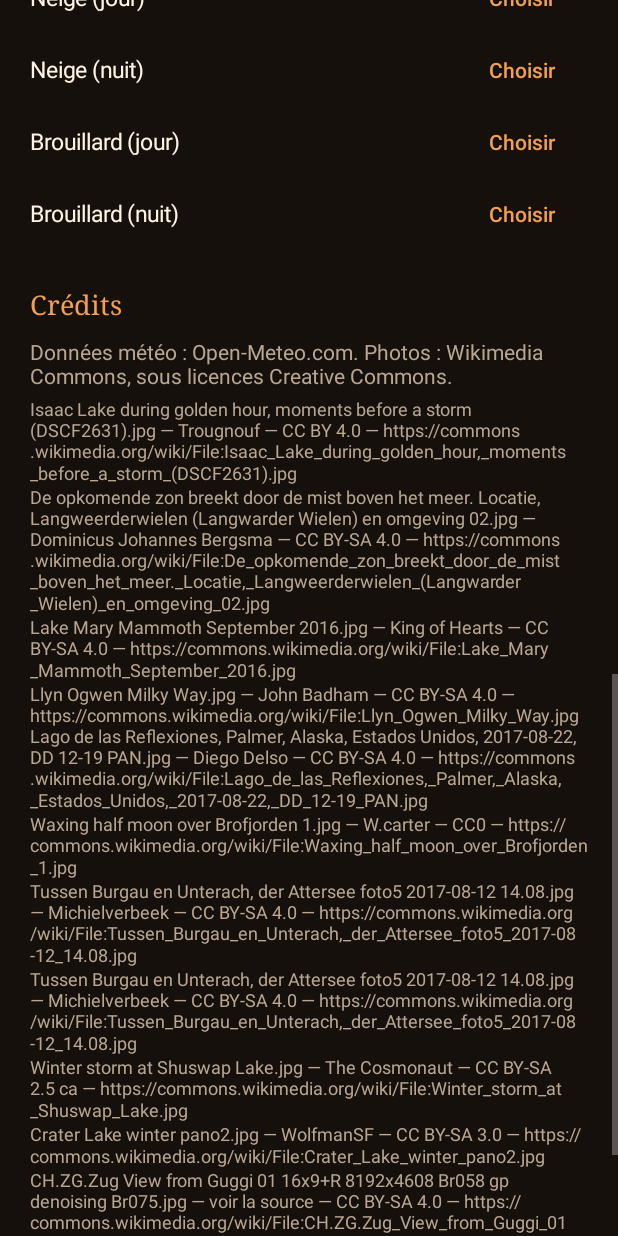
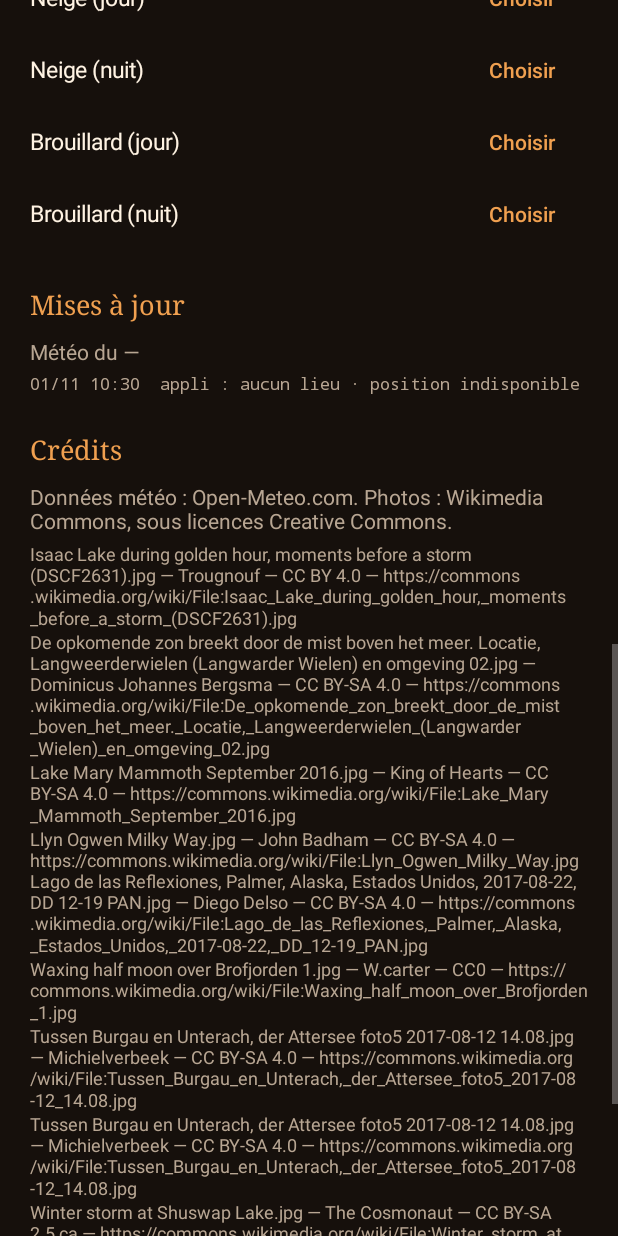
Before and after one commit to jpbarretobot/jpbbot, an Android app: the screen it shows after launch (MainActivity), scrolled down 1153 dp, on a phone screen of 412 x 824 dp. Run offline under Robolectric (Android 15) with nearby library versions, the phone set to English and light mode, and no system bars; pictures from the network do not load.

Commit message:
Localisation et météo à jour en arrière-plan
- Localisation « Toujours autoriser » demandée pour suivre la position appli fermée
- Mise à jour en un temps borné (~9 s, durée du réseau accordé en veille) :
  position rapide, nom de ville limité dans le temps, puis météo
- Nouvelle mesure de position si la dernière a plus de 5 min ; seuil de 1 km
- Historique des mises à jour dans l'appli (et logcat)
- Test émulateur : veille profonde + déplacement Paris → Lyon

Co-Authored-By: Claude Opus 5.5 <noreply@anthropic.com>
Claude-Session: https://claude.ai/code/session_0179hjMEH44CmeVFP4WuaqE7

```diff
--- a/app/src/main/AndroidManifest.xml
+++ b/app/src/main/AndroidManifest.xml
@@ -4,6 +4,7 @@
     <uses-permission android:name="android.permission.INTERNET" />
     <uses-permission android:name="android.permission.ACCESS_COARSE_LOCATION" />
     <uses-permission android:name="android.permission.ACCESS_FINE_LOCATION" />
+    <uses-permission android:name="android.permission.ACCESS_BACKGROUND_LOCATION" />
     <uses-permission android:name="android.permission.RECEIVE_BOOT_COMPLETED" />
     <uses-permission android:name="android.permission.REQUEST_IGNORE_BATTERY_OPTIMIZATIONS" />
     <!-- Alarme toutes les 10 min : accordée d'office à l'installation hors Play Store -->
--- a/app/src/main/java/fr/jpb/meteowidget/Locator.kt
+++ b/app/src/main/java/fr/jpb/meteowidget/Locator.kt
@@ -24,26 +24,32 @@ object Locator {
         ctx.checkSelfPermission(Manifest.permission.ACCESS_COARSE_LOCATION) == PackageManager.PERMISSION_GRANTED ||
             ctx.checkSelfPermission(Manifest.permission.ACCESS_FINE_LOCATION) == PackageManager.PERMISSION_GRANTED
 
-    /** Position actuelle : dernière position connue récente, sinon une nouvelle mesure (si autorisé). */
+    /** « Toujours autoriser » : nécessaire pour suivre la position quand l'appli est fermée. */
+    fun hasBackgroundPermission(ctx: Context) =
+        Build.VERSION.SDK_INT < Build.VERSION_CODES.Q ||
+            ctx.checkSelfPermission(Manifest.permission.ACCESS_BACKGROUND_LOCATION) == PackageManager.PERMISSION_GRANTED
+
+    /**
+     * Position actuelle : dernière position connue de moins de 5 min, sinon une nouvelle mesure
+     * (au plus [timeoutMs]), sinon la dernière connue.
+     */
     @SuppressLint("MissingPermission")
-    suspend fun locate(ctx: Context, allowFresh: Boolean): Location? {
+    suspend fun locate(ctx: Context, timeoutMs: Long = 10_000): Location? {
         if (!hasPermission(ctx)) return null
         val lm = ctx.getSystemService(LocationManager::class.java) ?: return null
         val last = runCatching {
             lm.getProviders(true).mapNotNull { lm.getLastKnownLocation(it) }.maxByOrNull { it.time }
         }.getOrNull()
-        if (last != null && System.currentTimeMillis() - last.time < 20 * 60_000L) return last
-        if (!allowFresh || Build.VERSION.SDK_INT < Build.VERSION_CODES.R) return last
-        val provider = when {
-            lm.isProviderEnabled(LocationManager.NETWORK_PROVIDER) -> LocationManager.NETWORK_PROVIDER
-            lm.isProviderEnabled(LocationManager.GPS_PROVIDER) -> LocationManager.GPS_PROVIDER
-            else -> return last
-        }
-        val fresh = withTimeoutOrNull(12_000) {
+        if (last != null && System.currentTimeMillis() - last.time < 5 * 60_000L) return last
+        if (Build.VERSION.SDK_INT < Build.VERSION_CODES.R) return last
+        val providers = lm.getProviders(true)
+        val provider = listOf("fused", LocationManager.NETWORK_PROVIDER, LocationManager.GPS_PROVIDER)
+            .firstOrNull { it in providers } ?: return last
+        val fresh = withTimeoutOrNull(timeoutMs) {
             suspendCancellableCoroutine<Location?> { cont ->
                 runCatching {
-                    lm.getCurrentLocation(provider, null, ctx.mainExecutor) { cont.resume(it) }
-                }.onFailure { cont.resume(null) }
+                    lm.getCurrentLocation(provider, null, ctx.mainExecutor) { if (cont.isActive) cont.resume(it) }
+                }.onFailure { if (cont.isActive) cont.resume(null) }
             }
         }
         return fresh ?: last
--- a/app/src/main/java/fr/jpb/meteowidget/MainActivity.kt
+++ b/app/src/main/java/fr/jpb/meteowidget/MainActivity.kt
@@ -8,6 +8,7 @@ import android.content.ComponentName
 import android.content.Intent
 import android.content.pm.PackageManager
 import android.net.Uri
+import android.os.Build
 import android.os.Bundle
 import android.os.PowerManager
 import android.provider.Settings
@@ -54,6 +55,15 @@ class MainActivity : Activity() {
             repo.forcedAmbience = v.split(":").let { runCatching { Condition.valueOf(it[0]) to Phase.valueOf(it[1]) }.getOrNull() }
         }
         if (intent.getBooleanExtra("pin", false)) pinWidget()
+        intent.getIntExtra("test_interval_s", 0).takeIf { it > 0 }?.let {
+            getSharedPreferences("meteo", MODE_PRIVATE).edit().putLong("interval", it * 1000L).apply()
+        }
+        findViewById<Button>(R.id.background_location).setOnClickListener {
+            if (Build.VERSION.SDK_INT >= Build.VERSION_CODES.Q) {
+                // Android ouvre l'écran des autorisations : choisir « Toujours autoriser »
+                requestPermissions(arrayOf(Manifest.permission.ACCESS_BACKGROUND_LOCATION), REQ_BACKGROUND)
+            }
+        }
         buildAmbienceChips()
         buildPhotoRows()
         findViewById<TextView>(R.id.credits).text =
@@ -66,8 +76,10 @@ class MainActivity : Activity() {
         val power = getSystemService(PowerManager::class.java)
         findViewById<Button>(R.id.battery).visibility =
             if (power.isIgnoringBatteryOptimizations(packageName)) View.GONE else View.VISIBLE
+        findViewById<Button>(R.id.background_location).visibility =
+            if (repo.followGps && Locator.hasPermission(this) && !Locator.hasBackgroundPermission(this)) View.VISIBLE else View.GONE
         render()
-        if (repo.place == null || repo.followGps) useGps(ask = repo.place == null) else refresh(force = false)
+        if (repo.followGps && !Locator.hasPermission(this)) useGps(ask = repo.place == null) else refresh(force = false)
     }
 
     override fun onDestroy() {
@@ -82,6 +94,14 @@ class MainActivity : Activity() {
             repo.followGps -> "Position actuelle : ${place.name}"
             else -> "Ville choisie : ${place.name}"
         }
+        val fmt = java.text.SimpleDateFormat("HH:mm", java.util.Locale.FRANCE)
+        val next = Refresher.nextAt(this)
+        val last = repo.cached?.fetchedAt
+        findViewById<TextView>(R.id.update_status).text = buildString {
+            append("Météo du ").append(if (last != null) fmt.format(java.util.Date(last)) else "—")
+            if (next > System.currentTimeMillis()) append(" · prochaine mise à jour vers ").append(fmt.format(java.util.Date(next)))
+        }
+        findViewById<TextView>(R.id.update_log).text = UpdateLog.entries(this).take(12).joinToString("\n")
         val container = findViewById<FrameLayout>(R.id.preview)
         container.removeAllViews()
         container.addView(WidgetRenderer.build(this, preview).apply(this, container))
@@ -98,8 +118,9 @@ class MainActivity : Activity() {
     }
 
     private fun refresh(force: Boolean) = scope.launch {
-        val ok = runCatching { repo.refresh(force) }.isSuccess
-        if (!ok) toast("Météo indisponible (connexion ?)")
+        if (force) runCatching { repo.refresh(force = true) }
+        val ok = Updater.update(this@MainActivity, "appli", budgetMs = 20_000)
+        if (!ok && repo.place != null) toast("Météo indisponible (connexion ?)")
         render()
     }
 
@@ -112,16 +133,11 @@ class MainActivity : Activity() {
         }
         repo.followGps = true
         scope.launch {
-            val loc = Locator.locate(this@MainActivity, allowFresh = true)
-            if (loc == null) {
-                toast("Position introuvable : activez la localisation ou cherchez une ville.")
-            } else {
-                val old = repo.place
-                if (old == null || UpdateWorker.distanceKm(old.lat, old.lon, loc.latitude, loc.longitude) > 1.0) {
-                    repo.place = Place(Locator.placeName(this@MainActivity, loc), loc.latitude, loc.longitude)
-                }
-            }
-            refresh(force = false)
+            Updater.update(this@MainActivity, "appli", budgetMs = 20_000)
+            if (repo.place == null) toast("Position introuvable : activez la localisation ou cherchez une ville.")
+            render()
+            findViewById<Button>(R.id.background_location).visibility =
+                if (!Locator.hasBackgroundPermission(this@MainActivity)) View.VISIBLE else View.GONE
         }
     }
 
@@ -235,6 +251,7 @@ class MainActivity : Activity() {
 
     private companion object {
         const val REQ_LOCATION = 1
+        const val REQ_BACKGROUND = 2
         const val REQ_PHOTO = 100
     }
 }
--- a/app/src/main/java/fr/jpb/meteowidget/Refresher.kt
+++ b/app/src/main/java/fr/jpb/meteowidget/Refresher.kt
@@ -21,7 +21,14 @@ object Refresher {
 
     const val INTERVAL_MS = 10 * 60_000L
 
-    fun schedule(ctx: Context, delayMs: Long = INTERVAL_MS) {
+    /** Intervalle réel (raccourci possible pour les tests sur émulateur). */
+    fun interval(ctx: Context): Long =
+        ctx.getSharedPreferences("meteo", Context.MODE_PRIVATE).getLong("interval", INTERVAL_MS)
+
+    fun nextAt(ctx: Context): Long =
+        ctx.getSharedPreferences("meteo", Context.MODE_PRIVATE).getLong("nextAt", 0)
+
+    fun schedule(ctx: Context, delayMs: Long = interval(ctx)) {
         val am = ctx.getSystemService(AlarmManager::class.java) ?: return
         val pi = pendingIntent(ctx)
         if (!hasWidgets(ctx)) {
@@ -29,6 +36,7 @@ object Refresher {
             return
         }
         val at = System.currentTimeMillis() + delayMs
+        ctx.getSharedPreferences("meteo", Context.MODE_PRIVATE).edit().putLong("nextAt", at).apply()
         val exact = Build.VERSION.SDK_INT < Build.VERSION_CODES.S || am.canScheduleExactAlarms()
         if (exact) am.setExactAndAllowWhileIdle(AlarmManager.RTC_WAKEUP, at, pi)
         else am.setAndAllowWhileIdle(AlarmManager.RTC_WAKEUP, at, pi)
@@ -54,11 +62,10 @@ class RefreshReceiver : BroadcastReceiver() {
         val pending = goAsync()
         CoroutineScope(Dispatchers.IO).launch {
             try {
-                if (withTimeoutOrNull(8_000) { Updater.update(ctx) } == null) {
-                    // réseau trop lent : on réessaie sans limite de temps via WorkManager
-                    UpdateWorker.runNow(ctx)
-                    WeatherWidget.refreshAll(ctx)
-                }
+                val source = if (intent.action == null) "alarme" else "démarrage"
+                val ok = withTimeoutOrNull(9_500) { Updater.update(ctx, source) } ?: false
+                // échec (réseau lent, veille) : nouvel essai sans limite de temps via WorkManager
+                if (!ok) UpdateWorker.runNow(ctx)
             } finally {
                 Refresher.schedule(ctx)
                 pending.finish()
--- a/app/src/main/java/fr/jpb/meteowidget/UpdateWorker.kt
+++ b/app/src/main/java/fr/jpb/meteowidget/UpdateWorker.kt
@@ -16,7 +16,7 @@ import java.util.concurrent.TimeUnit
 class UpdateWorker(ctx: Context, params: WorkerParameters) : CoroutineWorker(ctx, params) {
 
     override suspend fun doWork(): Result {
-        val ok = Updater.update(applicationContext)
+        val ok = Updater.update(applicationContext, "secours", budgetMs = 30_000)
         Refresher.schedule(applicationContext)
         return if (ok || runAttemptCount > 2) Result.success() else Result.retry()
     }
--- a/app/src/main/java/fr/jpb/meteowidget/Updater.kt
+++ b/app/src/main/java/fr/jpb/meteowidget/Updater.kt
@@ -1,23 +1,77 @@
 package fr.jpb.meteowidget
 
 import android.content.Context
+import android.os.SystemClock
+import android.util.Log
+import kotlinx.coroutines.withTimeoutOrNull
+import java.text.SimpleDateFormat
+import java.util.Date
+import java.util.Locale
+import kotlin.math.roundToInt
 
-/** Position (si suivie) + météo + redessin du widget. Partagé par l'alarme et WorkManager. */
+/**
+ * Position (si suivie) + météo + redessin du widget. Partagé par l'alarme, WorkManager et l'appli.
+ * [budgetMs] : temps disponible (une alarme en veille n'a droit au réseau que ~10 s).
+ */
 object Updater {
 
-    suspend fun update(ctx: Context): Boolean {
+    suspend fun update(ctx: Context, source: String, budgetMs: Long = 9_000): Boolean {
         val repo = WeatherRepository(ctx)
-        runCatching {
-            if (repo.followGps) {
-                Locator.locate(ctx, allowFresh = false)?.let { loc ->
-                    val old = repo.place
-                    val moved = old == null || UpdateWorker.distanceKm(old.lat, old.lon, loc.latitude, loc.longitude) > 3.0
-                    if (moved) repo.place = Place(Locator.placeName(ctx, loc), loc.latitude, loc.longitude)
+        val start = SystemClock.elapsedRealtime()
+        fun left() = budgetMs - (SystemClock.elapsedRealtime() - start)
+        var moved = false
+        var locNote = ""
+
+        if (repo.followGps && Locator.hasPermission(ctx)) {
+            val loc = withTimeoutOrNull((budgetMs * 0.35).toLong()) { Locator.locate(ctx, (budgetMs * 0.35).toLong()) }
+            val old = repo.place
+            when {
+                loc == null -> locNote = if (Locator.hasBackgroundPermission(ctx)) "position indisponible" else "position refusée en arrière-plan"
+                old == null || UpdateWorker.distanceKm(old.lat, old.lon, loc.latitude, loc.longitude) > 1.0 -> {
+                    val name = withTimeoutOrNull((left() * 0.4).toLong().coerceAtLeast(500)) { Locator.placeName(ctx, loc) }
+                        ?: String.format(Locale.FRANCE, "%.2f, %.2f", loc.latitude, loc.longitude)
+                    repo.place = Place(name, loc.latitude, loc.longitude)
+                    moved = true
                 }
             }
         }
-        val ok = runCatching { repo.refresh() }.isSuccess
+        // Nom provisoire (coordonnées) : on retente de trouver la ville
+        repo.place?.let { p ->
+            if (!moved && p.name.firstOrNull()?.let { it.isDigit() || it == '-' } == true && left() > 4_000) {
+                val loc = android.location.Location("").apply { latitude = p.lat; longitude = p.lon }
+                withTimeoutOrNull(2_500) { Locator.placeName(ctx, loc) }
+                    ?.takeIf { it != p.name }?.let { repo.renamePlace(it) }
+            }
+        }
+
+        val timeout = left().coerceIn(2_500, 15_000).toInt()
+        val result = runCatching { repo.refresh(force = moved, maxAgeMs = 4 * 60_000L, timeoutMs = timeout) }
         WeatherWidget.refreshAll(ctx)
-        return ok
+
+        val w = result.getOrNull()
+        val msg = when {
+            repo.place == null -> "aucun lieu"
+            w != null -> "${w.temp.roundToInt()}° à ${repo.place?.name}" + if (moved) " (nouveau lieu)" else ""
+            else -> "échec météo : ${result.exceptionOrNull()?.javaClass?.simpleName ?: "?"}"
+        } + if (locNote.isNotEmpty()) " · $locNote" else ""
+        UpdateLog.add(ctx, source, msg)
+        return result.isSuccess && w != null
     }
 }
+
+/** Historique des dernières mises à jour, affiché dans l'appli (et dans logcat). */
+object UpdateLog {
+    private const val MAX = 25
+
+    fun add(ctx: Context, source: String, msg: String) {
+        Log.i("MeteoPaysage", "$source : $msg")
+        val prefs = ctx.getSharedPreferences("meteo", Context.MODE_PRIVATE)
+        val time = SimpleDateFormat("dd/MM HH:mm", Locale.FRANCE).format(Date())
+        val lines = (listOf("$time  $source : $msg") + entries(ctx)).take(MAX)
+        prefs.edit().putString("log", lines.joinToString("\n")).apply()
+    }
+
+    fun entries(ctx: Context): List<String> =
+        ctx.getSharedPreferences("meteo", Context.MODE_PRIVATE).getString("log", "")!!
+            .split("\n").filter { it.isNotBlank() }
+}
--- a/app/src/main/res/layout/activity_main.xml
+++ b/app/src/main/res/layout/activity_main.xml
@@ -66,6 +66,13 @@
             android:text="" />
 
         <Button
+            android:id="@+id/background_location"
+            style="@style/Btn"
+            android:layout_width="match_parent"
+            android:text="⌖  Suivre ma position appli fermée (« Toujours autoriser »)"
+            android:visibility="gone" />
+
+        <Button
             android:id="@+id/use_gps"
             style="@style/Btn"
             android:layout_width="match_parent"
@@ -112,6 +119,19 @@
             android:layout_height="wrap_content"
             android:orientation="vertical" />
 
+        <TextView style="@style/Section" android:text="Mises à jour" />
+
+        <TextView
+            android:id="@+id/update_status"
+            style="@style/Muted" />
+
+        <TextView
+            android:id="@+id/update_log"
+            style="@style/Muted"
+            android:fontFamily="monospace"
+            android:textIsSelectable="true"
+            android:textSize="11sp" />
+
         <TextView style="@style/Section" android:text="Crédits" />
 
         <TextView
```
Also changed, not shown: app/src/main/java/fr/jpb/meteowidget/WeatherRepository.kt (+8 -5 lines), 1 other file.
